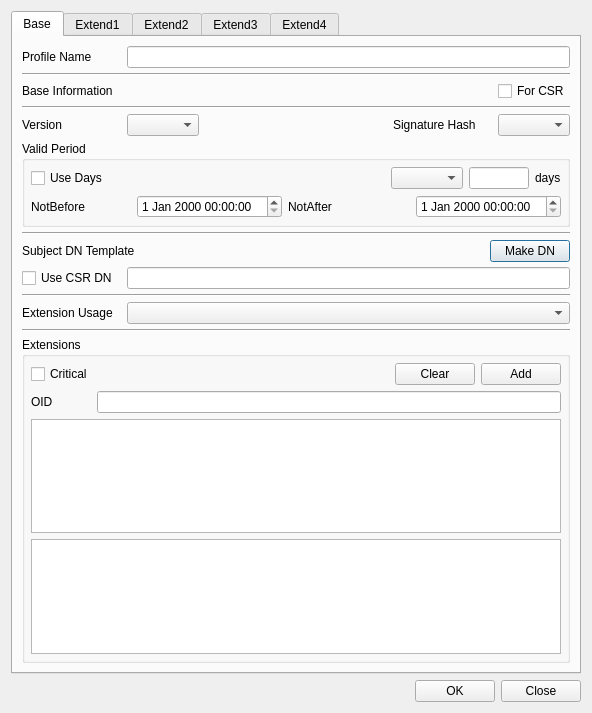
Above: CertMan/make_cert_profile_dlg.ui from jykim74/CertMan before the change. Below: the same form after it.
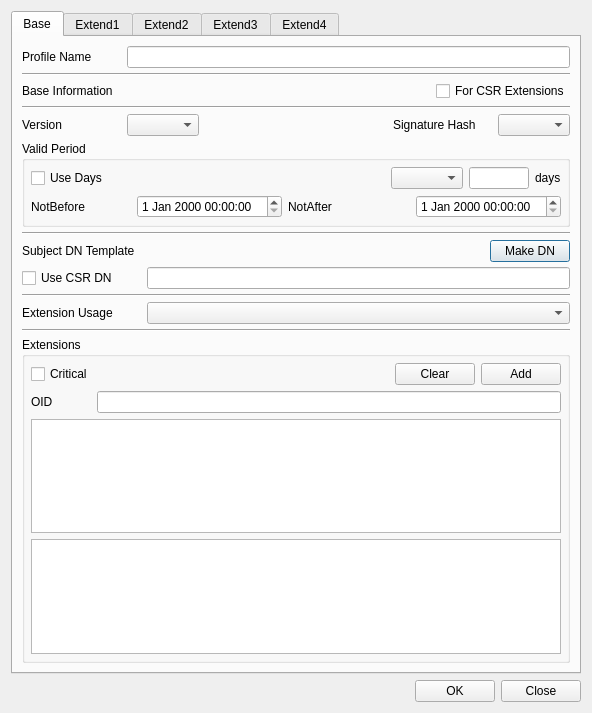
That is the form after the change. The open tabs and pages were chosen to show the change.

Patch:
```diff
--- a/CertMan/make_cert_profile_dlg.ui
+++ b/CertMan/make_cert_profile_dlg.ui
@@ -49,7 +49,7 @@
          <item row="0" column="2">
           <widget class="QCheckBox" name="mForCSRCheck">
            <property name="text">
-            <string>For CSR</string>
+            <string>For CSR Extensions</string>
            </property>
           </widget>
          </item>
@@ -96,7 +96,7 @@
           <widget class="QCheckBox" name="mUseCSR_DNCheck">
            <property name="minimumSize">
             <size>
-             <width>100</width>
+             <width>120</width>
              <height>0</height>
             </size>
            </property>
@@ -259,7 +259,7 @@
           <widget class="QLabel" name="label_6">
            <property name="minimumSize">
             <size>
-             <width>100</width>
+             <width>120</width>
              <height>0</height>
             </size>
            </property>
```
Left out of the diff: 10 changed lines with no effect on the pictures.
